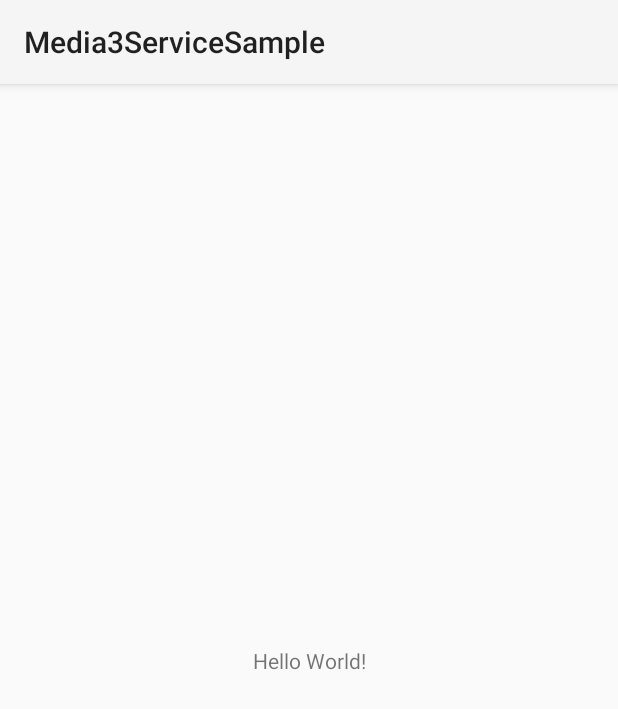
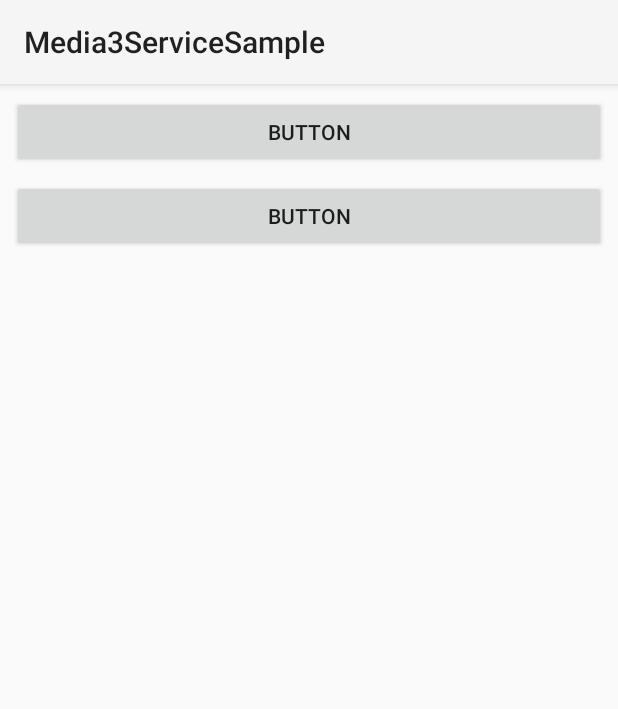
Before and after one commit to itc-s22020/Android-II, an Android app: the screen it shows after launch (MainActivity), on a phone screen of 412 x 824 dp. Shown: the top 709 px of the screen. Run offline under Robolectric (Android 15) with nearby library versions, the phone set to English and light mode, and no system bars.

Commit message:
Media3ServiceSample MediaPlaybackService

```diff
--- a/Media3ServiceSample/app/build.gradle.kts
+++ b/Media3ServiceSample/app/build.gradle.kts
@@ -40,7 +40,7 @@ android {
 
 dependencies {
 
-    implementation("androidx.core:core-ktx:1.9.0")
+    implementation("androidx.core:core-ktx:1.12.0")
     implementation("androidx.appcompat:appcompat:1.6.1")
     implementation("com.google.android.material:material:1.10.0")
     implementation("androidx.constraintlayout:constraintlayout:2.1.4")
--- a/Media3ServiceSample/app/src/main/AndroidManifest.xml
+++ b/Media3ServiceSample/app/src/main/AndroidManifest.xml
@@ -12,6 +12,11 @@
         android:supportsRtl="true"
         android:theme="@style/Theme.Media3ServiceSample"
         tools:targetApi="31">
+        <service
+            android:name=".MediaPlaybackService"
+            android:enabled="true"
+            android:exported="false"></service>
+
         <activity
             android:name=".MainActivity"
             android:exported="true">
--- a/Media3ServiceSample/app/src/main/res/layout/activity_main.xml
+++ b/Media3ServiceSample/app/src/main/res/layout/activity_main.xml
@@ -6,13 +6,27 @@
     android:layout_height="match_parent"
     tools:context=".MainActivity">
 
-    <TextView
-        android:layout_width="wrap_content"
+    <Button
+        android:id="@+id/btPlay"
+        android:layout_width="0dp"
         android:layout_height="wrap_content"
-        android:text="Hello World!"
-        app:layout_constraintBottom_toBottomOf="parent"
+        android:layout_marginStart="8dp"
+        android:layout_marginTop="8dp"
+        android:layout_marginEnd="8dp"
+        android:text="Button"
         app:layout_constraintEnd_toEndOf="parent"
         app:layout_constraintStart_toStartOf="parent"
         app:layout_constraintTop_toTopOf="parent" />
 
+    <Button
+        android:id="@+id/btStop"
+        android:layout_width="0dp"
+        android:layout_height="wrap_content"
+        android:layout_marginStart="8dp"
+        android:layout_marginTop="8dp"
+        android:layout_marginEnd="8dp"
+        android:text="Button"
+        app:layout_constraintEnd_toEndOf="parent"
+        app:layout_constraintStart_toStartOf="parent"
+        app:layout_constraintTop_toBottomOf="@+id/btPlay" />
 </androidx.constraintlayout.widget.ConstraintLayout>
```
Also changed, not shown: Media3ServiceSample/app/src/main/java/jp/ac/it_college/std/s22020/media3servicesample/MediaPlaybackService.kt (added, +40 -0 lines).
